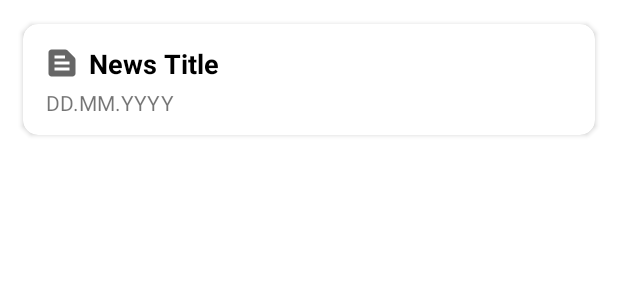
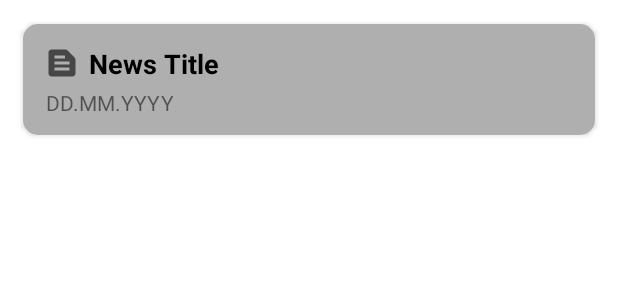
Before and after one commit to eldegen/NewsApp38m4, an Android app: the layout item_news.xml on its own in the app's theme, with its tools: preview values and no code run, on a phone screen of 412 x 824 dp. Shown: the top 300 px of the screen. Run offline under Robolectric (Android 15) with nearby library versions, the phone set to English and light mode, and no system bars.

```diff
--- a/app/src/main/java/com/example/newsapp38m4/ui/news/NewsFragment.java
+++ b/app/src/main/java/com/example/newsapp38m4/ui/news/NewsFragment.java
@@ -48,6 +48,7 @@ public class NewsFragment extends Fragment {
 
         String text = binding.editText.getText().toString();
         NewsItemModel newsItemModel = new NewsItemModel(text, System.currentTimeMillis());
+        Log.d("f_global", "millis: " + newsItemModel.getNewsDate());
         Bundle bundle = new Bundle();
         bundle.putSerializable("news.content", newsItemModel); //
         getParentFragmentManager().setFragmentResult("rk.news", bundle);
--- a/app/src/main/res/layout/item_news.xml
+++ b/app/src/main/res/layout/item_news.xml
@@ -14,6 +14,12 @@
         app:cardCornerRadius="10dp"
         android:layout_width="match_parent"
         android:layout_height="wrap_content">
+
+        <LinearLayout
+            android:id="@+id/ll_main"
+            android:background="@color/gray"
+            android:layout_width="match_parent"
+            android:layout_height="match_parent">
 
             <LinearLayout
                 android:orientation="vertical"
@@ -55,6 +61,7 @@
                     android:layout_height="wrap_content"/>
 
             </LinearLayout>
+        </LinearLayout>
 
     </androidx.cardview.widget.CardView>
 
```
Also changed, not shown: app/src/main/java/com/example/newsapp38m4/ui/news/NewsRecyclerAdapter.java (+8 -1 lines). Lines whose indentation alone changed are shown as unchanged.
